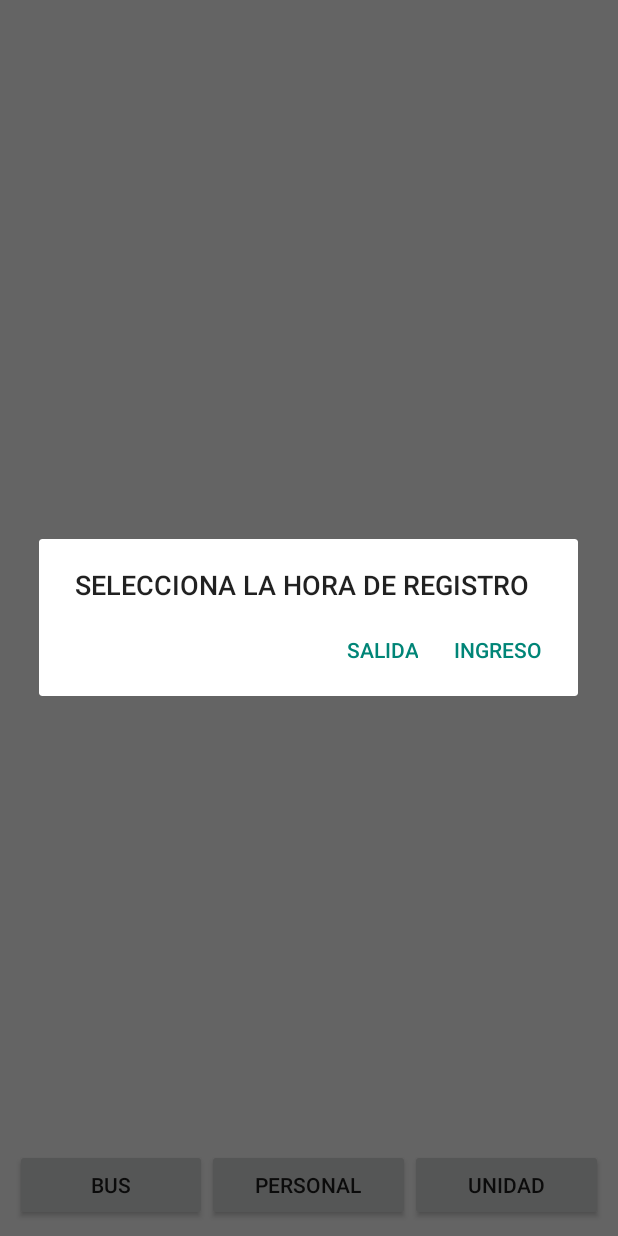
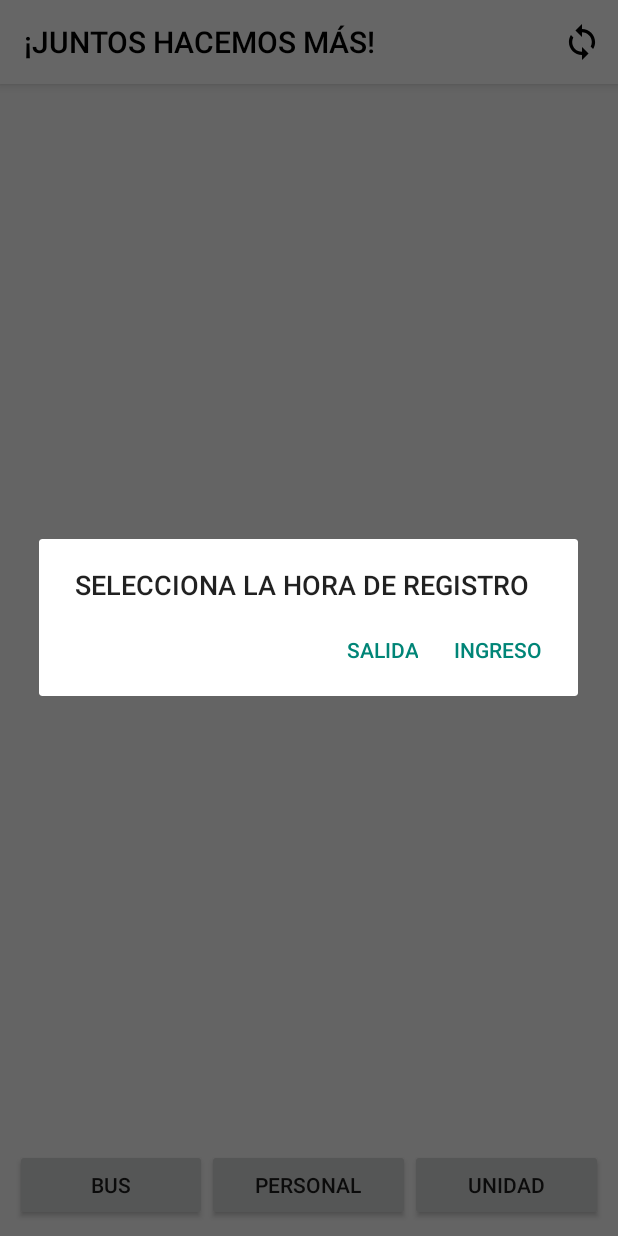
Before and after one commit to JHERSON-ATHOS/AgroAthos, an Android app: the TercerNivelListarRegistrosGarita screen opened directly, with no data from a screen before it, after a tap on "PERSONAL", on a phone screen of 412 x 824 dp. Run offline under Robolectric (Android 15) with nearby library versions, the phone set to English and light mode, and no system bars; network calls fail.

Commit message:
Act 14/06 JHERSON

```diff
--- a/app/src/main/java/com/example/agroathos/TRANSPORTE_GARITA/SegundoNivelRegistrarPersonal.java
+++ b/app/src/main/java/com/example/agroathos/TRANSPORTE_GARITA/SegundoNivelRegistrarPersonal.java
@@ -197,6 +197,8 @@ public class SegundoNivelRegistrarPersonal extends AppCompatActivity {
             values.put(Utilidades.CAMPO_GARITA_HORA_NIVEL1, arrayHorasPersonal.get(i));
 
             database.insert(Utilidades.TABLA_GARITA_NIVEL1, Utilidades.CAMPO_GARITA_ID_NIVEL1, values);
+        }
+
         Toast.makeText(this, "Registro Exitoso!", Toast.LENGTH_SHORT).show();
 
         AlertDialog.Builder builder = new AlertDialog.Builder(this);
@@ -220,7 +222,6 @@ public class SegundoNivelRegistrarPersonal extends AppCompatActivity {
         });
 
         builder.create().show();
-        }
     }
 
     private void registrarPersonal(){
--- a/app/src/main/java/com/example/agroathos/TRANSPORTE_GARITA/TercerNivelListarRegistrosGarita.java
+++ b/app/src/main/java/com/example/agroathos/TRANSPORTE_GARITA/TercerNivelListarRegistrosGarita.java
@@ -1,14 +1,19 @@
 package com.example.agroathos.TRANSPORTE_GARITA;
 
+import androidx.annotation.NonNull;
 import androidx.appcompat.app.AlertDialog;
 import androidx.appcompat.app.AppCompatActivity;
 import androidx.appcompat.widget.Toolbar;
 import android.annotation.SuppressLint;
+import android.content.Context;
 import android.content.DialogInterface;
 import android.content.Intent;
+import android.content.SharedPreferences;
 import android.database.Cursor;
 import android.database.sqlite.SQLiteDatabase;
 import android.os.Bundle;
+import android.view.Menu;
+import android.view.MenuItem;
 import android.view.View;
 import android.widget.AdapterView;
 import android.widget.ArrayAdapter;
@@ -19,6 +24,9 @@ import android.widget.Toast;
 import com.example.agroathos.BD_SQLITE.ConexionSQLiteHelper;
 import com.example.agroathos.BD_SQLITE.UTILIDADES.Utilidades;
 import com.example.agroathos.R;
+import com.example.agroathos.RRHH_TAREO_AR.PrimerNivelWelcomeTareo;
+import com.example.agroathos.RRHH_TAREO_AR.SegundoNivelWelcome;
+
 import java.text.SimpleDateFormat;
 import java.util.ArrayList;
 import java.util.Calendar;
@@ -29,6 +37,7 @@ public class TercerNivelListarRegistrosGarita extends AppCompatActivity {
 
     ListView lvData, lvDataBus;
     Button btnBus, btnPersonal, btnUnidad;
+    Toolbar toolbar;
 
     ConexionSQLiteHelper conn;
     ArrayList<String> arrayListData = new ArrayList<>();
@@ -37,6 +46,11 @@ public class TercerNivelListarRegistrosGarita extends AppCompatActivity {
     protected void onCreate(Bundle savedInstanceState) {
         super.onCreate(savedInstanceState);
         setContentView(R.layout.activity_tercer_nivel_listar_registros_garita);
+
+        toolbar = findViewById(R.id.toolbarTERCER_NIVEL_LISTAR_REGISTROS_GARITA);
+        setSupportActionBar(toolbar);
+        getSupportActionBar().setTitle("¡JUNTOS HACEMOS MÁS!");
+        getSupportActionBar().setBackgroundDrawable(getResources().getDrawable(R.color.white));
 
         conn = new ConexionSQLiteHelper(this,"athos0",null,Utilidades.VERSION_APP);
 
@@ -68,7 +82,7 @@ public class TercerNivelListarRegistrosGarita extends AppCompatActivity {
         arrayListData.clear();
 
         SQLiteDatabase database = conn.getReadableDatabase();
-        Cursor cursor = database.rawQuery("SELECT * FROM "+Utilidades.TABLA_GARITA_NIVEL1_5, null);
+        Cursor cursor = database.rawQuery("SELECT * FROM "+Utilidades.TABLA_GARITA_NIVEL1_5+" GROUP BY placa HAVING COUNT(*)>=1", null);
         if (cursor != null){
             if (cursor.moveToFirst()){
                 do{
@@ -83,23 +97,28 @@ public class TercerNivelListarRegistrosGarita extends AppCompatActivity {
 
     private void listarRegistroBusPersonal(String placa){
         SQLiteDatabase database = conn.getReadableDatabase();
-        Cursor cursor = database.rawQuery("SELECT * FROM "+Utilidades.TABLA_GARITA_NIVEL1_5+" WHERE "+Utilidades.CAMPO_GARITA_PLACA_NIVEL1_5+"="+"'"+placa+"'", null);
-        if (cursor != null){
-            if (cursor.moveToFirst()){
-                String anexo = cursor.getString(1);
 
-                Cursor cursor2 = database.rawQuery("SELECT * FROM "+Utilidades.TABLA_GARITA_NIVEL1+" WHERE "+Utilidades.CAMPO_GARITA_ANEXO_PLACA_NIVEL1+"="+"'"+anexo+"'", null);
-
-                if (cursor2 != null){
         AlertDialog.Builder builder = new AlertDialog.Builder(this);
         final View view = getLayoutInflater().inflate(R.layout.content_transporte_garita_listar_personal_bus, null, false);
         ListView lvDataPersonal = view.findViewById(R.id.lvDataPersonalBusTRANSPORTE_GARITA);
         ArrayList<String> arrayList = new ArrayList<>();
+
+        Cursor cursor = database.rawQuery("SELECT * FROM "+Utilidades.TABLA_GARITA_NIVEL1_5+" WHERE "+Utilidades.CAMPO_GARITA_PLACA_NIVEL1_5+"="+"'"+placa+"'", null);
+        if (cursor != null){
+            if (cursor.moveToFirst()){
+                do {
+                    String anexo = cursor.getString(1);
+                    Cursor cursor2 = database.rawQuery("SELECT * FROM "+Utilidades.TABLA_GARITA_NIVEL1+" WHERE "+Utilidades.CAMPO_GARITA_ANEXO_PLACA_NIVEL1+"="+"'"+anexo+"'", null);
+                    if (cursor2 != null){
                         if (cursor2.moveToFirst()){
                             do{
                                 arrayList.add(cursor2.getString(4));
                             }while (cursor2.moveToNext());
                         }
+
+                    }
+                }while (cursor.moveToNext());
+
                 ArrayAdapter<String> adapter = new ArrayAdapter<>(this, android.R.layout.simple_list_item_1, arrayList);
                 lvDataPersonal.setAdapter(adapter);
                 adapter.notifyDataSetInvalidated();
@@ -107,7 +126,7 @@ public class TercerNivelListarRegistrosGarita extends AppCompatActivity {
                 builder.setView(view);
                 AlertDialog dialog = builder.create();
                 dialog.show();
-                }
+
             }
         }
         cursor.close();
@@ -193,6 +212,22 @@ public class TercerNivelListarRegistrosGarita extends AppCompatActivity {
     }
 
     @Override
+    public boolean onCreateOptionsMenu(Menu menu) {
+        getMenuInflater().inflate(R.menu.menu_garita, menu);
+        return super.onCreateOptionsMenu(menu);
+    }
+
+    @Override
+    public boolean onOptionsItemSelected(@NonNull MenuItem item) {
+        switch (item.getItemId()){
+            case R.id.menu_sincronizar_action:
+                Toast.makeText(this, "OSEA SÍ, PERO NO!", Toast.LENGTH_SHORT).show();
+                break;
+        }
+        return super.onOptionsItemSelected(item);
+    }
+
+    @Override
     public void onBackPressed() {
         Intent intent = new Intent(TercerNivelListarRegistrosGarita.this, PrimerNivelWelcomeGarita.class);
         intent.setFlags(Intent.FLAG_ACTIVITY_CLEAR_TASK|Intent.FLAG_ACTIVITY_CLEAR_TOP|Intent.FLAG_ACTIVITY_NEW_TASK);
--- a/app/src/main/res/layout/activity_tercer_nivel_listar_registros_garita.xml
+++ b/app/src/main/res/layout/activity_tercer_nivel_listar_registros_garita.xml
@@ -5,6 +5,18 @@
     android:layout_width="match_parent"
     android:layout_height="match_parent"
     tools:context=".TRANSPORTE_GARITA.TercerNivelListarRegistrosGarita">
+
+    <androidx.appcompat.widget.Toolbar
+        android:id="@+id/toolbarTERCER_NIVEL_LISTAR_REGISTROS_GARITA"
+        app:menu="@menu/menu_garita"
+        android:layout_width="match_parent"
+        app:titleTextColor="@color/black"
+        android:layout_height="wrap_content"
+        android:elevation="4dp"
+        app:layout_constraintEnd_toEndOf="parent"
+        app:layout_constraintStart_toStartOf="parent"
+        android:background="@color/white"
+        app:layout_constraintTop_toTopOf="parent"/>
 
     <ListView
         android:id="@+id/lvDataRegistradaGARITA"
@@ -17,7 +29,7 @@
         app:layout_constraintBottom_toTopOf="@+id/linearLayout2"
         app:layout_constraintEnd_toEndOf="parent"
         app:layout_constraintStart_toStartOf="parent"
-        app:layout_constraintTop_toTopOf="parent">
+        app:layout_constraintTop_toBottomOf="@+id/toolbarTERCER_NIVEL_LISTAR_REGISTROS_GARITA">
 
     </ListView>
 
@@ -25,15 +37,15 @@
         android:id="@+id/lvDataBusRegistradaGARITA"
         android:layout_width="match_parent"
         android:layout_height="0dp"
+        android:visibility="gone"
         android:layout_marginStart="20dp"
         android:layout_marginTop="20dp"
         android:layout_marginEnd="20dp"
         android:layout_marginBottom="20dp"
-        android:visibility="gone"
         app:layout_constraintBottom_toTopOf="@+id/linearLayout2"
         app:layout_constraintEnd_toEndOf="parent"
         app:layout_constraintStart_toStartOf="parent"
-        app:layout_constraintTop_toTopOf="parent" />
+        app:layout_constraintTop_toBottomOf="@+id/toolbarTERCER_NIVEL_LISTAR_REGISTROS_GARITA" />
 
     <LinearLayout
         android:id="@+id/linearLayout2"
--- /dev/null
+++ b/app/src/main/res/menu/menu_garita.xml
@@ -0,0 +1,11 @@
+<?xml version="1.0" encoding="utf-8"?>
+<menu xmlns:android="http://schemas.android.com/apk/res/android"
+    xmlns:app="http://schemas.android.com/apk/res-auto">
+
+    <item
+        android:id="@+id/menu_sincronizar_action"
+        android:title="Sincronizar"
+        android:icon="@drawable/ic_sincronizar_welcome_segundo_nivel_registrar_personal"
+        app:showAsAction="ifRoom"/>
+
+</menu>
```
Lines whose indentation alone changed are shown as unchanged.
